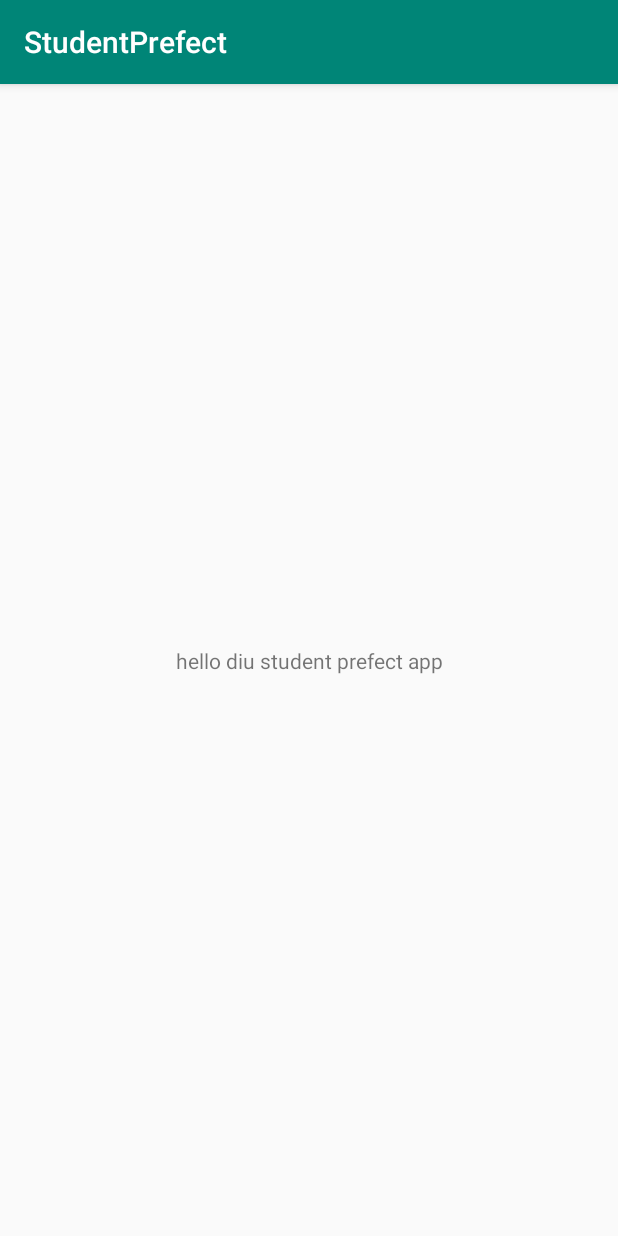
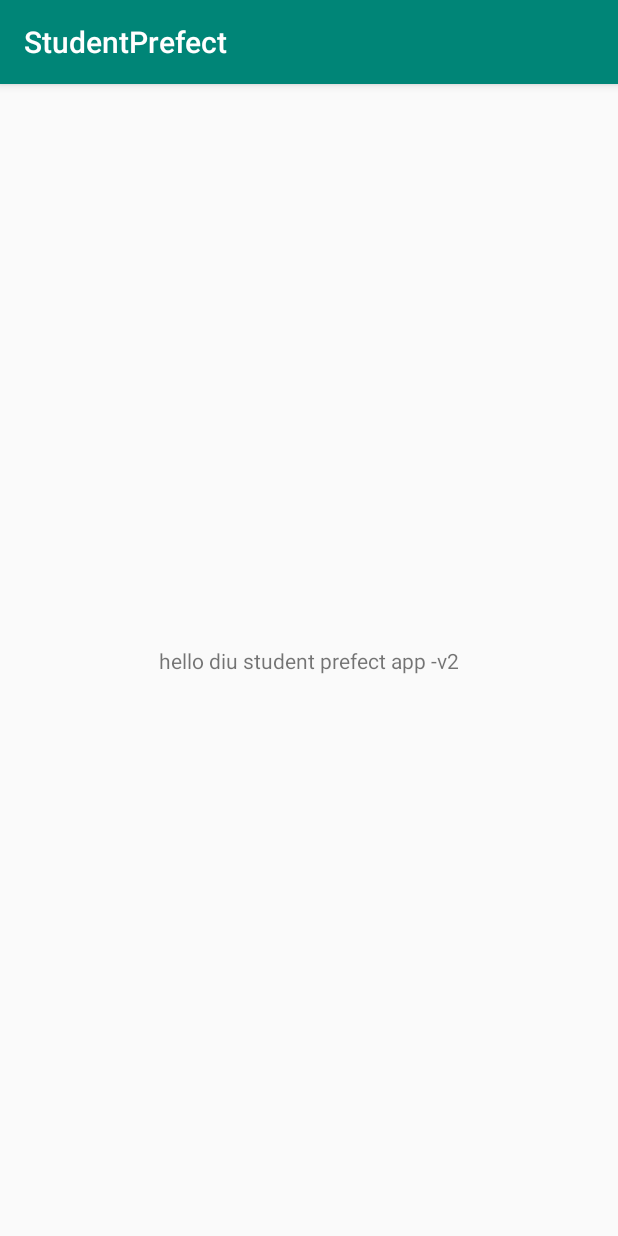
Before and after one commit to daffodil-student-prefect-app/StudentPrefect, an Android app: the screen it shows after launch (MainActivity), on a phone screen of 412 x 824 dp. Run offline under Robolectric (Android 15) with nearby library versions, the phone set to English and light mode, and no system bars.

Commit message:
Hello Testing -v2 by RabbyJim Warning:(12, 9) Hardcoded string "hello diu student prefect app", should use `@string` resource

```diff
--- a/app/src/main/res/layout/activity_main.xml
+++ b/app/src/main/res/layout/activity_main.xml
@@ -9,7 +9,7 @@
     <TextView
         android:layout_width="wrap_content"
         android:layout_height="wrap_content"
-        android:text="hello diu student prefect app"
+        android:text="hello diu student prefect app -v2"
         app:layout_constraintBottom_toBottomOf="parent"
         app:layout_constraintLeft_toLeftOf="parent"
         app:layout_constraintRight_toRightOf="parent"
```
